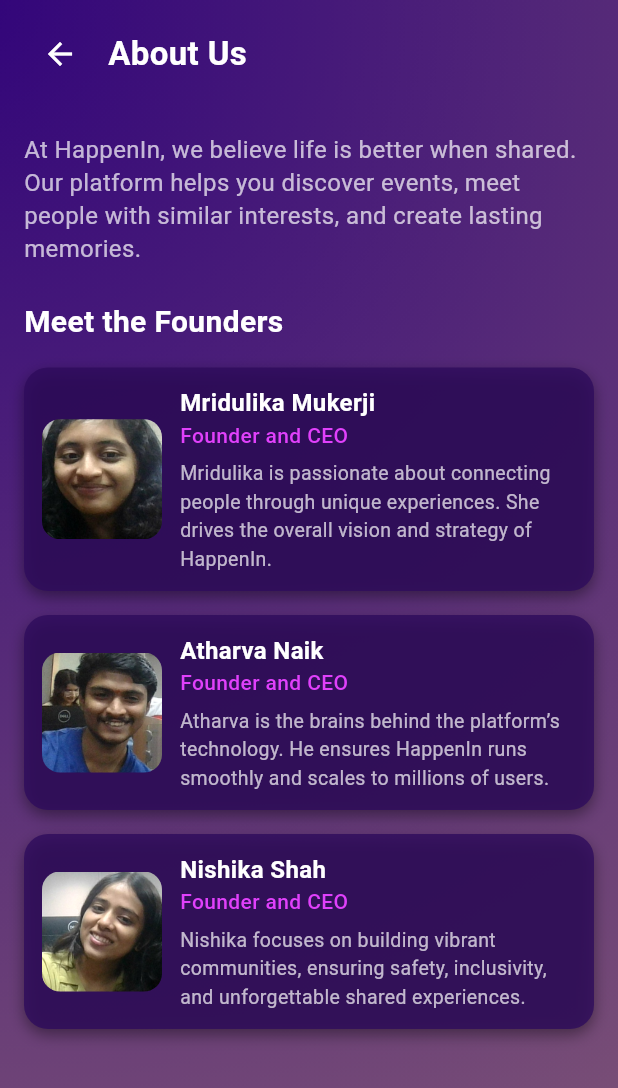
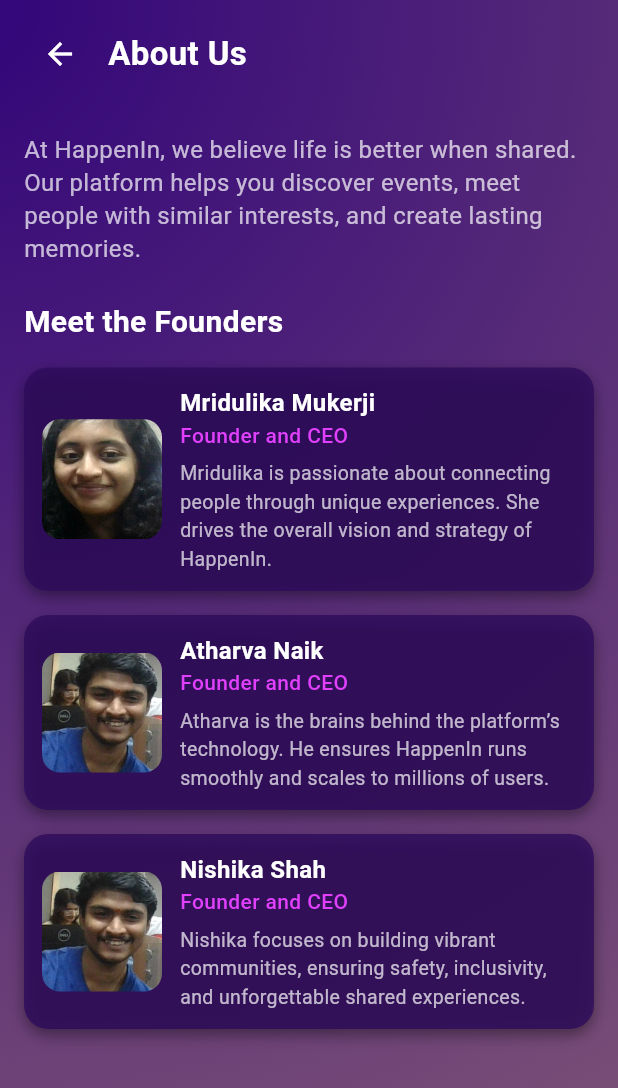
Before and after one commit to mridulikamukerji/Happenin, a Flutter app: the AboutUsPage screen opened directly, on a phone screen of 412 x 824 dp. Shown: the top 1088 px of the screen. Run offline on Flutter 3.47's test engine with Material 3 defaults, Android fonts, the phone set to English and light mode, and no system bars; our stand-ins replace carousel_slider, image_picker, video_player.

```diff
--- a/lib/aboutus.dart
+++ b/lib/aboutus.dart
@@ -26,7 +26,7 @@
       "role": "Founder and CEO",
       "bio":
           "Nishika focuses on building vibrant communities, ensuring safety, inclusivity, and unforgettable shared experiences.",
-      "image": "assets/images/founder3.png",
+      "image": "assets/images/founder2.png",
     },
   ];
 
```
Also changed, not shown: pubspec.yaml (+8 -1 lines), assets/images/happenin_logo.png (added), pubspec.lock, 39 other files.
